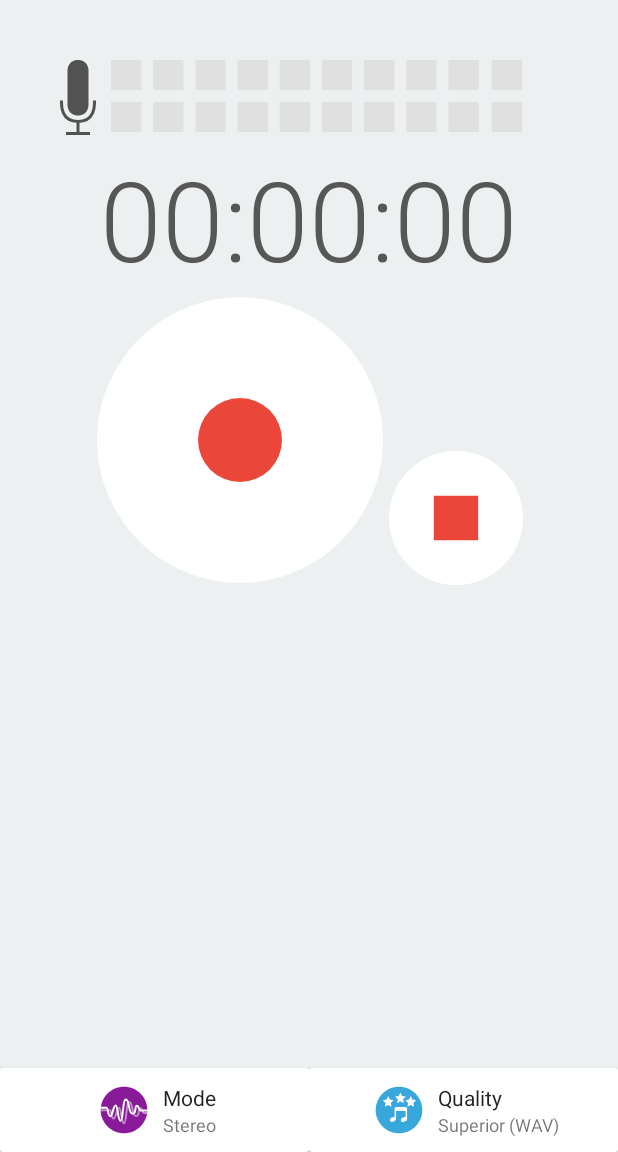
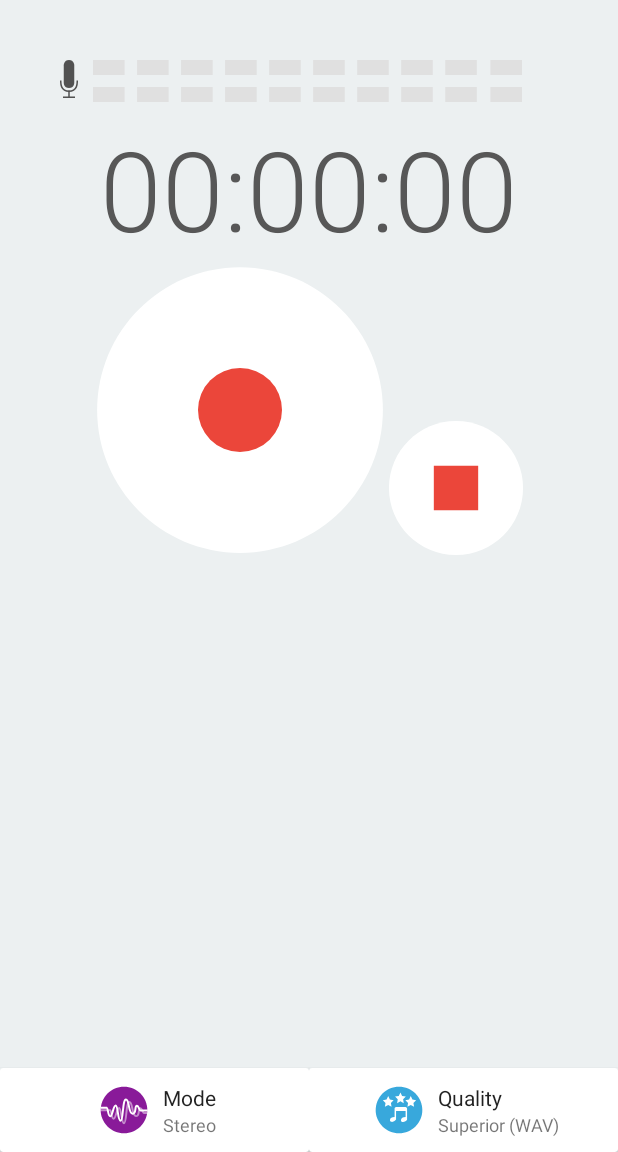
Before and after one commit to Joxit/android-audio-recorder, an Android app: the screen it shows after launch (MainActivity), on a phone screen of 412 x 824 dp, the part 84-1236 px from its top. Run offline under Robolectric (Android 15) with nearby library versions, the phone set to English and light mode, and no system bars; libraries missing offline, so code that uses them is left out: com.mikepenz.materialdrawer; 7 statements that could not run were skipped.

Commit message:
fix: reduce size of icon mic and bg stero/mono

```diff
--- a/app/src/main/res/drawable/bg_mono.xml
+++ b/app/src/main/res/drawable/bg_mono.xml
@@ -1,6 +1,6 @@
 <vector xmlns:android="http://schemas.android.com/apk/res/android"
-    android:width="380dp"
-    android:height="50dp"
+    android:width="190dp"
+    android:height="25dp"
     android:viewportWidth="380"
     android:viewportHeight="50">
   <path
--- a/app/src/main/res/drawable/bg_stereo.xml
+++ b/app/src/main/res/drawable/bg_stereo.xml
@@ -1,6 +1,6 @@
 <vector xmlns:android="http://schemas.android.com/apk/res/android"
-    android:width="380dp"
-    android:height="20dp"
+    android:width="190dp"
+    android:height="10dp"
     android:viewportWidth="380"
     android:viewportHeight="20">
   <path
--- a/app/src/main/res/drawable/icon_mic.xml
+++ b/app/src/main/res/drawable/icon_mic.xml
@@ -1,6 +1,6 @@
 <vector xmlns:android="http://schemas.android.com/apk/res/android"
-    android:width="24dp"
-    android:height="50dp"
+    android:width="12dp"
+    android:height="25dp"
     android:viewportWidth="24"
     android:viewportHeight="50">
   <path
--- a/app/src/main/res/drawable/icon_mic_disabled.xml
+++ b/app/src/main/res/drawable/icon_mic_disabled.xml
@@ -1,6 +1,6 @@
 <vector xmlns:android="http://schemas.android.com/apk/res/android"
-    android:width="24dp"
-    android:height="50dp"
+    android:width="12dp"
+    android:height="25dp"
     android:viewportWidth="24"
     android:viewportHeight="50">
 
```
